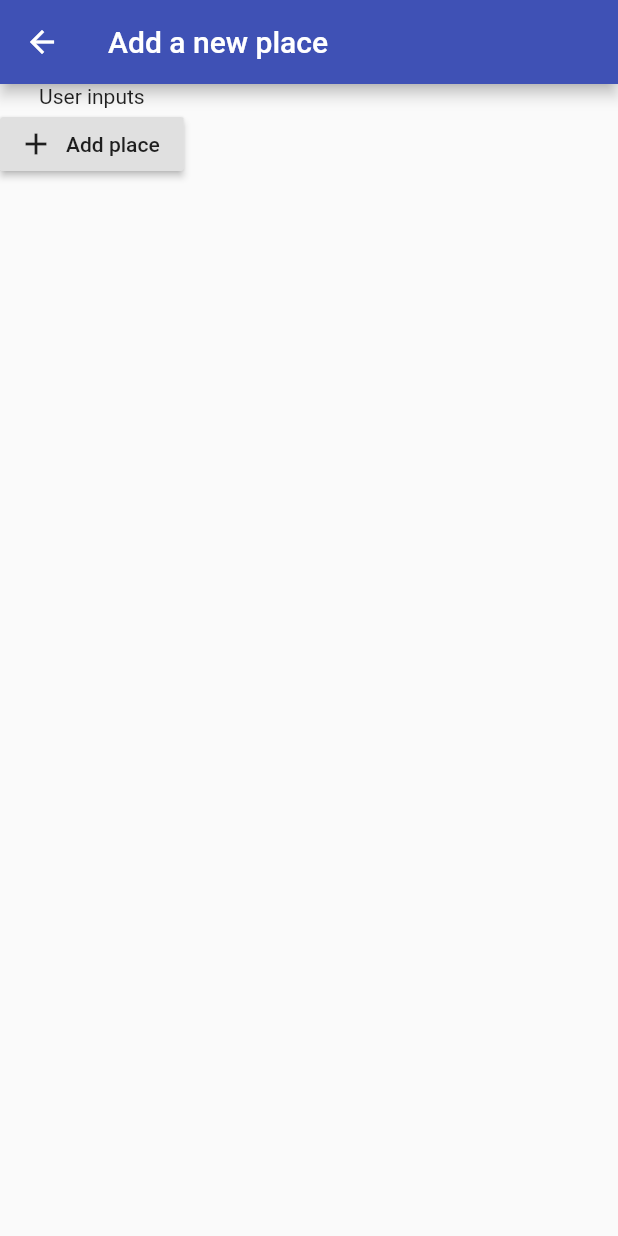
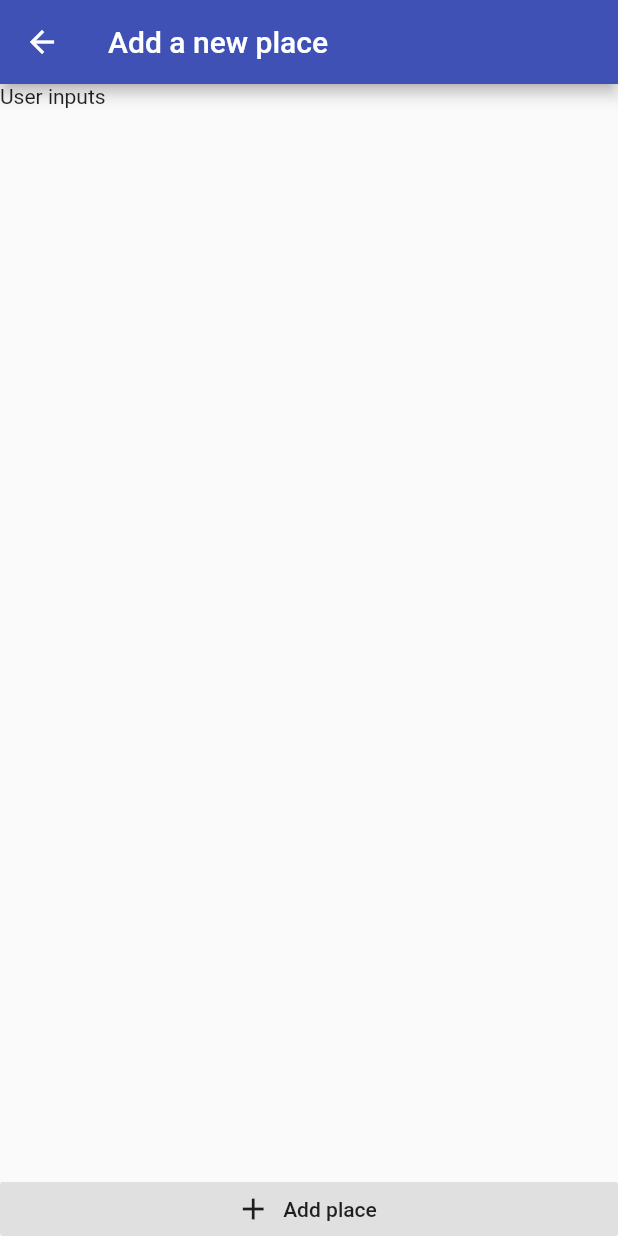
Before and after one commit to Wolfram-180/great_places_app, a Flutter app: the AddPlaceScreen screen opened by its route, on a phone screen of 412 x 824 dp. Run offline on Flutter 3.47's test engine with Material 2 defaults, Android fonts, the phone set to English and light mode, and no system bars.

Commit message:
AddPlaceScreen updated

```diff
--- a/lib/main.dart
+++ b/lib/main.dart
@@ -1,11 +1,9 @@
 import 'package:flutter/material.dart';
-import 'package:great_places_app/screens/add_place_screen.dart';
-import 'package:great_places_app/screens/places_list_screen.dart';
 import 'package:provider/provider.dart';
 
 import 'providers/great_places.dart';
+import 'screens/add_place_screen.dart';
 import 'screens/places_list_screen.dart';
-//import 'screens/add_place_screen.dart';
 
 void main() => runApp(MyApp());
 
--- a/lib/screens/add_place_screen.dart
+++ b/lib/screens/add_place_screen.dart
@@ -17,6 +17,8 @@ class _AddPlaceScreenState extends State<AddPlaceScreen> {
         title: Text('Add a new place'),
       ),
       body: Column(
+        mainAxisAlignment: MainAxisAlignment.spaceBetween,
+        crossAxisAlignment: CrossAxisAlignment.stretch,
         children: [
           Text('User inputs'),
           RaisedButton.icon(
@@ -25,6 +27,8 @@ class _AddPlaceScreenState extends State<AddPlaceScreen> {
               Icons.add,
             ),
             label: Text('Add place'),
+            elevation: 0,
+            materialTapTargetSize: MaterialTapTargetSize.shrinkWrap,
           )
         ],
       ),
```
